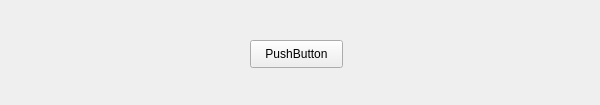
First picture: the form in ctrlbar.ui, repository itisyang/playerdemo, before the edit.
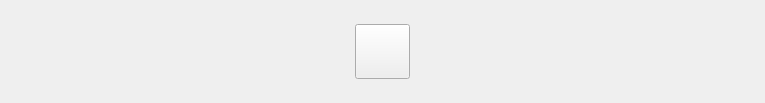
Second picture: the form after the edit.

The edit to the form file:
```diff
--- a/ctrlbar.ui
+++ b/ctrlbar.ui
@@ -6,26 +6,55 @@
    <rect>
     <x>0</x>
     <y>0</y>
-    <width>600</width>
-    <height>105</height>
+    <width>765</width>
+    <height>103</height>
    </rect>
   </property>
   <property name="windowTitle">
    <string>Form</string>
   </property>
-  <widget class="QPushButton" name="pushButton">
-   <property name="geometry">
-    <rect>
-     <x>250</x>
-     <y>40</y>
-     <width>93</width>
-     <height>28</height>
-    </rect>
+  <layout class="QGridLayout" name="gridLayout">
+   <property name="leftMargin">
+    <number>0</number>
    </property>
-   <property name="text">
-    <string>PushButton</string>
+   <property name="topMargin">
+    <number>0</number>
    </property>
-  </widget>
+   <property name="rightMargin">
+    <number>0</number>
+   </property>
+   <property name="bottomMargin">
+    <number>0</number>
+   </property>
+   <property name="spacing">
+    <number>0</number>
+   </property>
+   <item row="0" column="0">
+    <widget class="QWidget" name="BgWidget" native="true">
+     <layout class="QGridLayout" name="gridLayout_2">
+      <item row="0" column="0">
+       <widget class="QPushButton" name="PlayOrPauseBtn">
+        <property name="minimumSize">
+         <size>
+          <width>55</width>
+          <height>55</height>
+         </size>
+        </property>
+        <property name="maximumSize">
+         <size>
+          <width>55</width>
+          <height>55</height>
+         </size>
+        </property>
+        <property name="text">
+         <string/>
+        </property>
+       </widget>
+      </item>
+     </layout>
+    </widget>
+   </item>
+  </layout>
  </widget>
  <resources/>
  <connections/>
```
